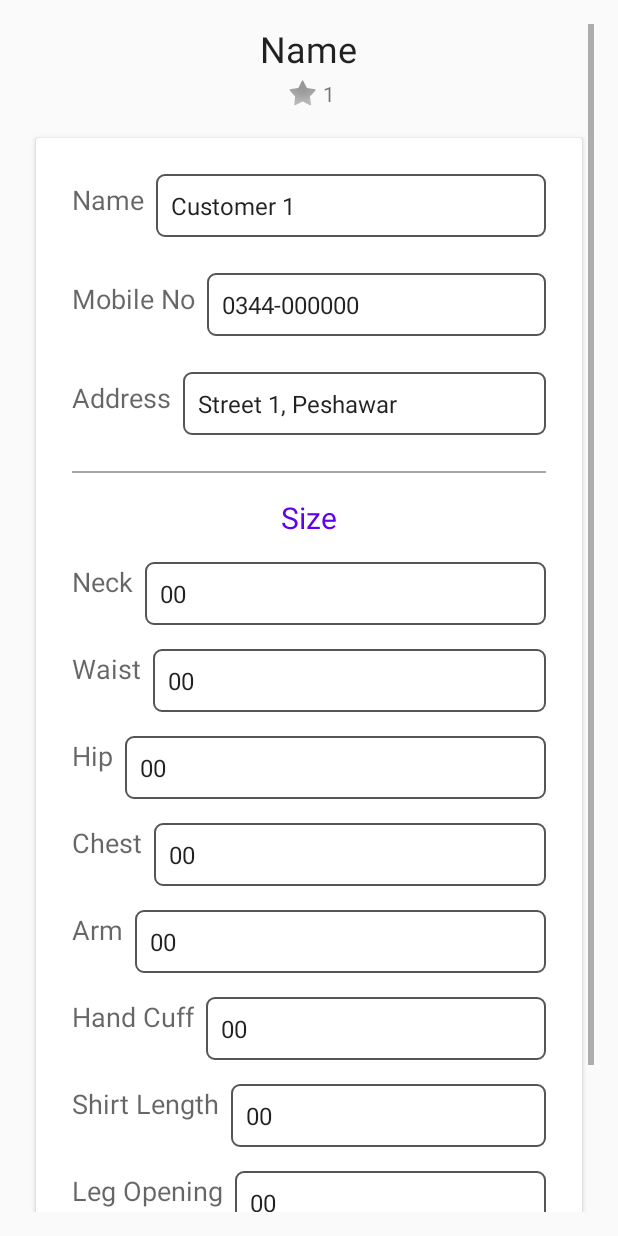
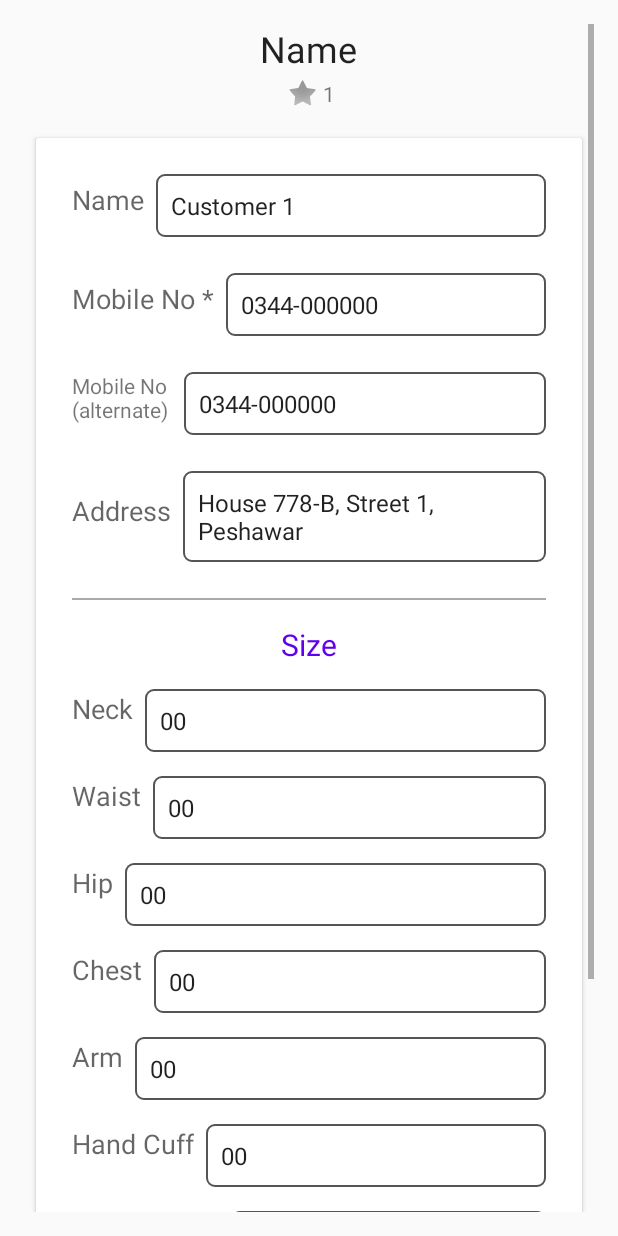
Before and after one commit to johnyhawkahsan/56-TailorApp, an Android app: the layout view_customer_details.xml on its own in the app's theme, with its tools: preview values and no code run, on a phone screen of 412 x 824 dp. Run offline under Robolectric (Android 15) with nearby library versions, the phone set to English and light mode, and no system bars.

Commit message:
8th commit- Refined fragment_add_edit_size and view_customer_details.Now working on normalized data by adding seperate entries for person and size. Using phoneNo as PrimaryKey

```diff
--- a/app/src/main/java/com/johnyhawkdesigns/a56_tailorapp/activity/MainActivity.java
+++ b/app/src/main/java/com/johnyhawkdesigns/a56_tailorapp/activity/MainActivity.java
@@ -53,7 +53,7 @@ public class MainActivity extends AppCompatActivity {
 
     // tags used to attach the fragments
     private static final String TAG_HOME = "home";
-    private static final String TAG_SIZES = "sizes";
+    private static final String TAG_SIZES = "size";
     private static final String TAG_ORDERS = "orders";
     private static final String TAG_SETTINGS = "settings";
     public static String CURRENT_TAG = TAG_HOME;
@@ -203,7 +203,7 @@ public class MainActivity extends AppCompatActivity {
                 HomeFragment homeFragment = new HomeFragment();
                 return homeFragment;
             case 1:
-                // sizes fragment
+                // size fragment
                 SizeFragment sizeFragment = new SizeFragment();
                 return sizeFragment;
             case 2:
@@ -251,7 +251,7 @@ public class MainActivity extends AppCompatActivity {
                     case R.id.nav_size:
                         navItemIndex = 1;
                         CURRENT_TAG = TAG_SIZES;
-                        Log.d(TAG, "onNavigationItemSelected: switching to sizes fragment");
+                        Log.d(TAG, "onNavigationItemSelected: switching to size fragment");
                         break;
                     case R.id.nav_orders:
                         navItemIndex = 2;
--- /dev/null
+++ b/app/src/main/java/com/johnyhawkdesigns/a56_tailorapp/roomdatabase/dao/personDao.java
@@ -0,0 +1,4 @@
+package com.johnyhawkdesigns.a56_tailorapp.roomdatabase.dao;
+
+public interface personDao {
+}
--- /dev/null
+++ b/app/src/main/java/com/johnyhawkdesigns/a56_tailorapp/roomdatabase/dao/sizeDao.java
@@ -0,0 +1,4 @@
+package com.johnyhawkdesigns.a56_tailorapp.roomdatabase.dao;
+
+public interface sizeDao {
+}
--- /dev/null
+++ b/app/src/main/java/com/johnyhawkdesigns/a56_tailorapp/roomdatabase/repository/personRepository.java
@@ -0,0 +1,4 @@
+package com.johnyhawkdesigns.a56_tailorapp.roomdatabase.repository;
+
+public class personRepository {
+}
--- /dev/null
+++ b/app/src/main/java/com/johnyhawkdesigns/a56_tailorapp/roomdatabase/repository/sizeRepository.java
@@ -0,0 +1,4 @@
+package com.johnyhawkdesigns.a56_tailorapp.roomdatabase.repository;
+
+public class sizeRepository {
+}
--- /dev/null
+++ b/app/src/main/java/com/johnyhawkdesigns/a56_tailorapp/roomdatabase/viewModel/personViewModel.java
@@ -0,0 +1,4 @@
+package com.johnyhawkdesigns.a56_tailorapp.roomdatabase.viewModel;
+
+public class personViewModel {
+}
--- /dev/null
+++ b/app/src/main/java/com/johnyhawkdesigns/a56_tailorapp/roomdatabase/viewModel/sizeViewModel.java
@@ -0,0 +1,4 @@
+package com.johnyhawkdesigns.a56_tailorapp.roomdatabase.viewModel;
+
+public class sizeViewModel {
+}
--- a/app/src/main/res/layout/fragment_size_details.xml
+++ /dev/null
@@ -1,6 +0,0 @@
-<?xml version="1.0" encoding="utf-8"?>
-<android.support.constraint.ConstraintLayout
-    xmlns:android="http://schemas.android.com/apk/res/android" android:layout_width="match_parent"
-    android:layout_height="match_parent">
-
-</android.support.constraint.ConstraintLayout>
--- a/app/src/main/res/layout/view_customer_details.xml
+++ b/app/src/main/res/layout/view_customer_details.xml
@@ -92,10 +92,38 @@
                         android:textAppearance="@style/TextAppearance.AppCompat.Medium"
                         style="@style/CustomerLabelTextView"
                         android:layout_marginEnd="@dimen/default_margin"
-                        android:text="Mobile No"/>
+                        android:text="Mobile No *"/>
 
                     <TextView
                         android:id="@+id/tvMobileNo"
+                        style="@style/CustomerTextView"
+                        android:layout_width="match_parent"
+                        android:layout_height="wrap_content"
+                        android:layout_marginBottom="@dimen/default_margin"
+                        android:drawablePadding="@dimen/default_margin"
+                        android:textAppearance="@style/TextAppearance.AppCompat.Large"
+                        tools:text="0344-000000" />
+
+                </LinearLayout>
+
+                <LinearLayout
+                    android:layout_width="match_parent"
+                    android:layout_height="wrap_content"
+                    android:orientation="horizontal"
+                    android:layout_margin="@dimen/default_margin">
+
+                    <TextView
+                        android:layout_width="wrap_content"
+                        android:layout_height="wrap_content"
+                        android:layout_marginBottom="@dimen/default_margin"
+                        android:drawablePadding="@dimen/default_margin"
+                        android:textAppearance="@style/TextAppearance.AppCompat.Small"
+                        style="@style/CustomerLabelTextView"
+                        android:layout_marginEnd="@dimen/default_margin"
+                        android:text="Mobile No \n(alternate)"/>
+
+                    <TextView
+                        android:id="@+id/tvMobileNoAlternate"
                         style="@style/CustomerTextView"
                         android:layout_width="match_parent"
                         android:layout_height="wrap_content"
@@ -131,7 +159,7 @@
                         android:layout_marginBottom="@dimen/default_margin"
                         android:drawablePadding="@dimen/default_margin"
                         android:textAppearance="@style/TextAppearance.AppCompat.Large"
-                        tools:text="Street 1, Peshawar" />
+                        tools:text="House 778-B, Street 1, Peshawar" />
 
                 </LinearLayout>
 
```
Also changed, not shown: app/src/main/java/com/johnyhawkdesigns/a56_tailorapp/other/CircleTransform.java (deleted, +0 -51 lines), app/src/main/java/com/johnyhawkdesigns/a56_tailorapp/roomdatabase/TailorRoomDatabase.java (added, +47 -0 lines), app/src/main/java/com/johnyhawkdesigns/a56_tailorapp/roomdatabase/model/person.java (added, +34 -0 lines), app/src/main/java/com/johnyhawkdesigns/a56_tailorapp/roomdatabase/model/size.java (added, +56 -0 lines), app/src/main/java/com/johnyhawkdesigns/a56_tailorapp/roomdatabase/typeConverters/DateTypeConverter.java (added, +68 -0 lines), app/src/main/res/layout/fragment_add_edit_size.xml (+15 -3 lines).
